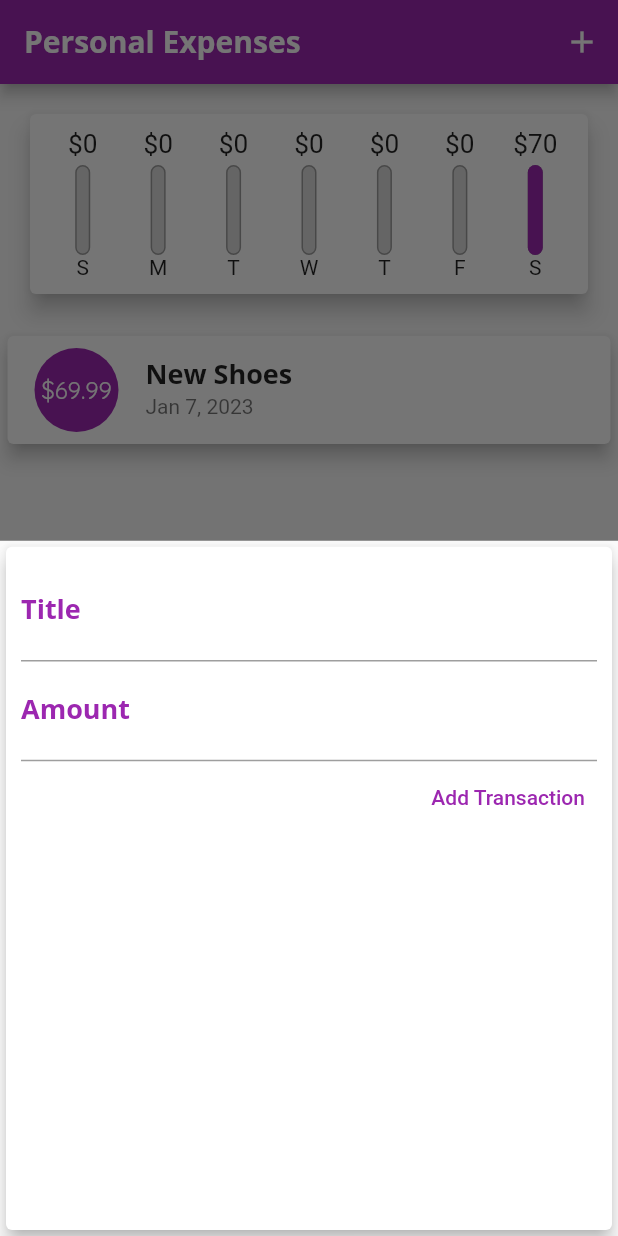
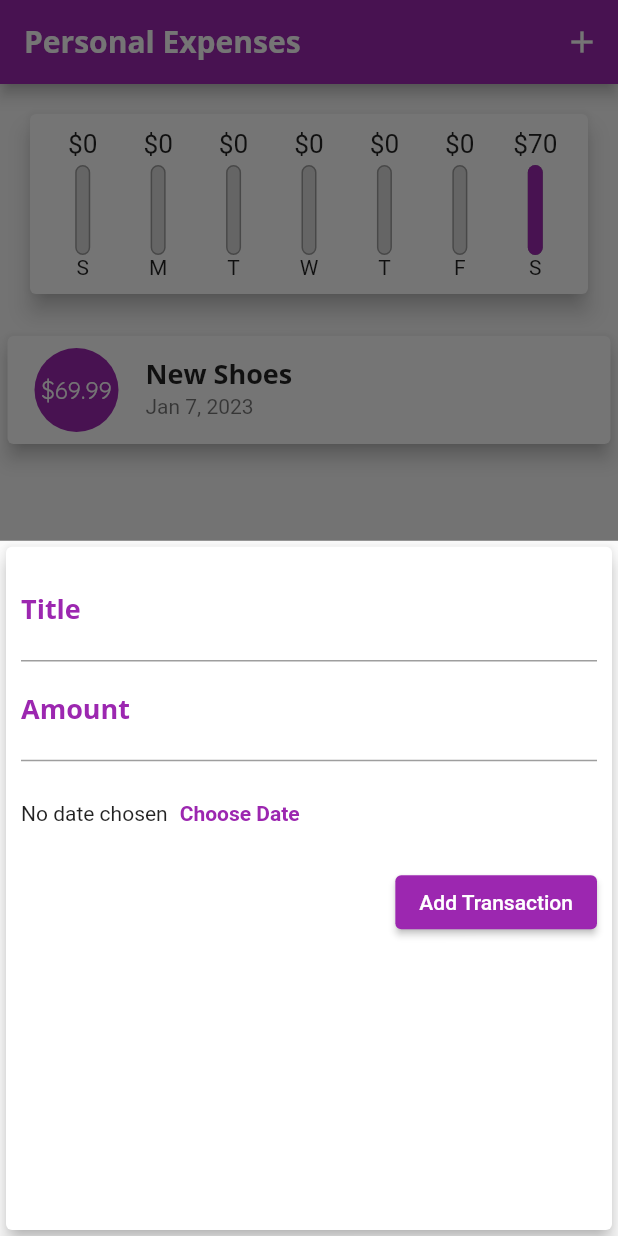
Before and after one commit to Azuos0/flutter-personal-expenses-app, a Flutter app: the screen it shows after launch, after a tap on the "add" icon, on a phone screen of 412 x 824 dp. Run offline on Flutter 3.47's test engine with Material 2 defaults, Android fonts, the phone set to English and light mode, and no system bars.

Commit message:
improving the overall theme and starting with Date Selection

```diff
--- a/lib/main.dart
+++ b/lib/main.dart
@@ -18,14 +18,14 @@ class MyApp extends StatelessWidget {
       theme: ThemeData(
         colorScheme: ColorScheme.fromSwatch(primarySwatch: Colors.purple)
             .copyWith(secondary: Colors.amber),
-        primaryColor: Colors.purple,
         fontFamily: 'Quicksand',
         textTheme: ThemeData.light().textTheme.copyWith(
-                titleMedium: const TextStyle(
-              fontFamily: 'OpenSans',
-              fontWeight: FontWeight.bold,
-              fontSize: 18,
-            )),
+              titleMedium: const TextStyle(
+                fontFamily: 'OpenSans',
+                fontWeight: FontWeight.bold,
+                fontSize: 18,
+              ),
+            ),
         appBarTheme: const AppBarTheme(
           titleTextStyle: TextStyle(
             fontFamily: 'OpenSans',
--- a/lib/widgets/charts_bars.dart
+++ b/lib/widgets/charts_bars.dart
@@ -41,7 +41,7 @@ class ChartBar extends StatelessWidget {
                 heightFactor: spendingPctOfTotal,
                 child: Container(
                   decoration: BoxDecoration(
-                    color: Theme.of(context).primaryColor,
+                    color: Theme.of(context).colorScheme.primary,
                     borderRadius: BorderRadius.circular(10),
                   ),
                 ),
--- a/lib/widgets/new_transaction.dart
+++ b/lib/widgets/new_transaction.dart
@@ -59,25 +59,43 @@ class _NewTransactionState extends State<NewTransaction> {
                   const TextInputType.numberWithOptions(decimal: true),
               controller: amountController,
               cursorColor: Colors.purple,
-              decoration: const InputDecoration(
+              decoration: InputDecoration(
                 labelStyle: TextStyle(
-                  color: Colors.purple,
+                  color: Theme.of(context).colorScheme.primary,
                 ),
                 labelText: 'Amount',
                 focusedBorder: UnderlineInputBorder(
                   borderSide: BorderSide(
-                    color: Colors.purple,
+                    color: Theme.of(context).colorScheme.primary,
                   ),
                 ),
               ),
             ),
-            TextButton(
+            SizedBox(
+              height: 70,
+              child: Row(
+                children: [
+                  Text('No date chosen'),
+                  TextButton(
+                    child: Text(
+                      'Choose Date',
+                      style: TextStyle(
+                        color: Theme.of(context).colorScheme.primary,
+                        fontWeight: FontWeight.bold,
+                      ),
+                    ),
+                    onPressed: () {},
+                  ),
+                ],
+              ),
+            ),
+            ElevatedButton(
               onPressed: submitData,
-              child: const Text(
+              child: Text(
                 'Add Transaction',
-                style: TextStyle(
-                  color: Colors.purple,
-                ),
+                // style: TextStyle(
+                //   color: Colors.black,
+                // ),
               ),
             ),
           ],
--- a/lib/widgets/transaction_list.dart
+++ b/lib/widgets/transaction_list.dart
@@ -41,7 +41,7 @@ class TransactionList extends StatelessWidget {
                   child: ListTile(
                     leading: CircleAvatar(
                       radius: 30,
-                      backgroundColor: Theme.of(context).primaryColor,
+                      backgroundColor: Theme.of(context).colorScheme.primary,
                       child: Padding(
                         padding: const EdgeInsets.all(6.0),
                         child: FittedBox(
```
